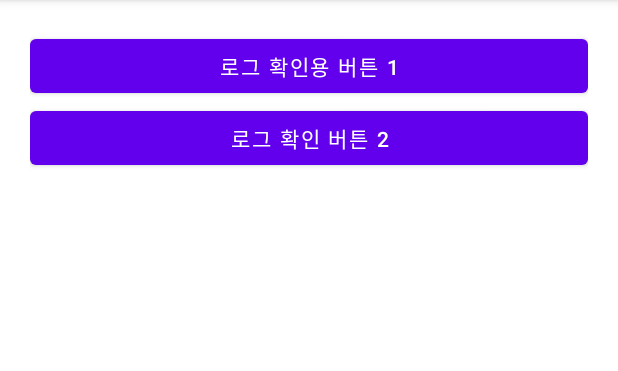
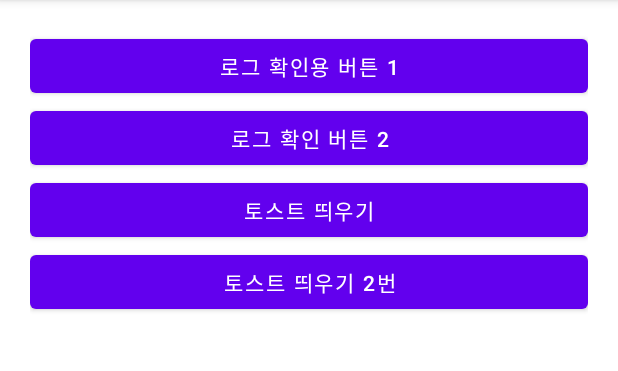
Before and after one commit to cho881020/KotlinBasic_20210819, an Android app: the screen it shows after launch (MainActivity), on a phone screen of 412 x 824 dp, the part 84-455 px from its top. Run offline under Robolectric (Android 15) with nearby library versions, the phone set to English and light mode, and no system bars.

Commit message:
토스트 띄워보기

```diff
--- a/app/src/main/java/com/neppplus/kotlinbasic_20210819/MainActivity.kt
+++ b/app/src/main/java/com/neppplus/kotlinbasic_20210819/MainActivity.kt
@@ -4,6 +4,7 @@ import androidx.appcompat.app.AppCompatActivity
 import android.os.Bundle
 import android.util.Log
 import android.widget.Button
+import android.widget.Toast
 import kotlinx.android.synthetic.main.activity_main.*
 
 class MainActivity : AppCompatActivity() {
@@ -14,6 +15,19 @@ class MainActivity : AppCompatActivity() {
 
         logBtn02.setOnClickListener {
             Log.d("메인화면", "두번째 로그 버튼 눌림")
+        }
+
+        toastBtn2.setOnClickListener {
+            Toast.makeText(this, "두번째 토스트", Toast.LENGTH_SHORT).show()
+
+        }
+
+        toastBtn.setOnClickListener {
+
+//            사용자에게 알림 (토스트) 띄우기.
+
+            Toast.makeText(this, "연습용 토스트 띄우기", Toast.LENGTH_SHORT).show()
+
         }
 
         logBtn01.setOnClickListener {
--- a/app/src/main/res/layout/activity_main.xml
+++ b/app/src/main/res/layout/activity_main.xml
@@ -20,4 +20,17 @@
         android:layout_height="wrap_content"
         android:text="로그 확인 버튼 2" />
 
+    <Button
+        android:id="@+id/toastBtn"
+        android:layout_width="match_parent"
+        android:layout_height="wrap_content"
+        android:text="토스트 띄우기" />
+
+
+    <Button
+        android:id="@+id/toastBtn2"
+        android:layout_width="match_parent"
+        android:layout_height="wrap_content"
+        android:text="토스트 띄우기 2번" />
+
 </LinearLayout>
```
